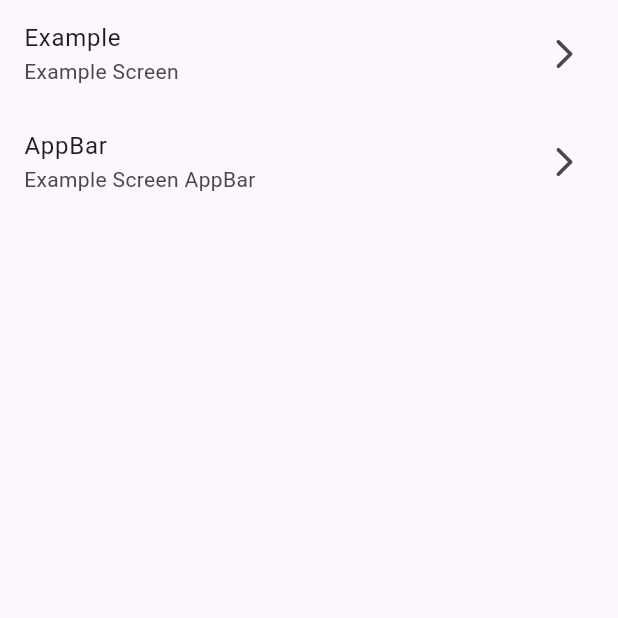
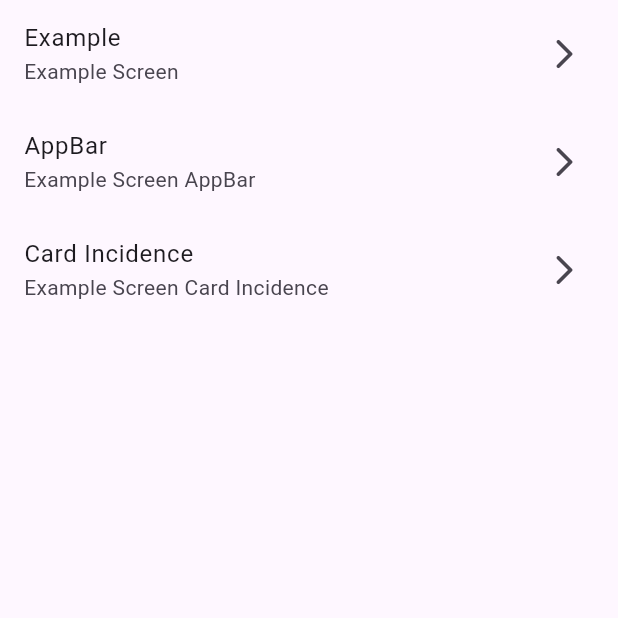
Before and after one commit to Francisco-V98/buscampz_flutter, a Flutter app: the screen it shows after launch, on a phone screen of 412 x 824 dp, the top half of it. Run offline on Flutter 3.47's test engine with Material 3 defaults, Android fonts, the phone set to English and light mode, and no system bars; our stand-ins replace flutter_riverpod, go_router.

Commit message:
widget card incidence

```diff
--- a/lib/buscampz_rayito_flutter_package/components/widgets.dart
+++ b/lib/buscampz_rayito_flutter_package/components/widgets.dart
@@ -1 +1,3 @@
+export 'package:buscampz_flutter/buscampz_rayito_flutter_package/components/cards/card_incidence_list.dart';
+
 export 'package:buscampz_flutter/buscampz_rayito_flutter_package/components/appbar/app_bar_buscampz.dart';
--- a/lib/buscampz_rayito_flutter_package/config/router/routers.dart
+++ b/lib/buscampz_rayito_flutter_package/config/router/routers.dart
@@ -20,6 +20,10 @@ final appRouterProvider = Provider<GoRouter>(
           path: '/appbar',
           builder: (context, state) => const AppbarScreen(),
         ),
+        GoRoute(
+          path: '/cardIncidence',
+          builder: (context, state) => const CardIncidenceListScreen(),
+        ),
       ],
     );
   },
--- a/lib/buscampz_rayito_flutter_package/example/example_screens/list_components_screen.dart
+++ b/lib/buscampz_rayito_flutter_package/example/example_screens/list_components_screen.dart
@@ -29,6 +29,11 @@ class _Body extends StatelessWidget {
           subTitle: 'Example Screen AppBar',
           location: '/appbar',
         ),
+        _CustomListTile(
+          title: 'Card Incidence',
+          subTitle: 'Example Screen Card Incidence',
+          location: '/cardIncidence',
+        ),
       ],
     );
   }
--- a/lib/buscampz_rayito_flutter_package/example/example_screens/screens.dart
+++ b/lib/buscampz_rayito_flutter_package/example/example_screens/screens.dart
@@ -1 +1,3 @@
+export 'package:buscampz_flutter/buscampz_rayito_flutter_package/example/example_screens/card_incidence_list_screen.dart';
+
 export 'package:buscampz_flutter/buscampz_rayito_flutter_package/example/example_screens/app_bar_screen.dart';
```
Also changed, not shown: lib/buscampz_rayito_flutter_package/components/cards/card_incidence_list.dart (added, +63 -0 lines), lib/buscampz_rayito_flutter_package/example/example_screens/card_incidence_list_screen.dart (added, +35 -0 lines).
